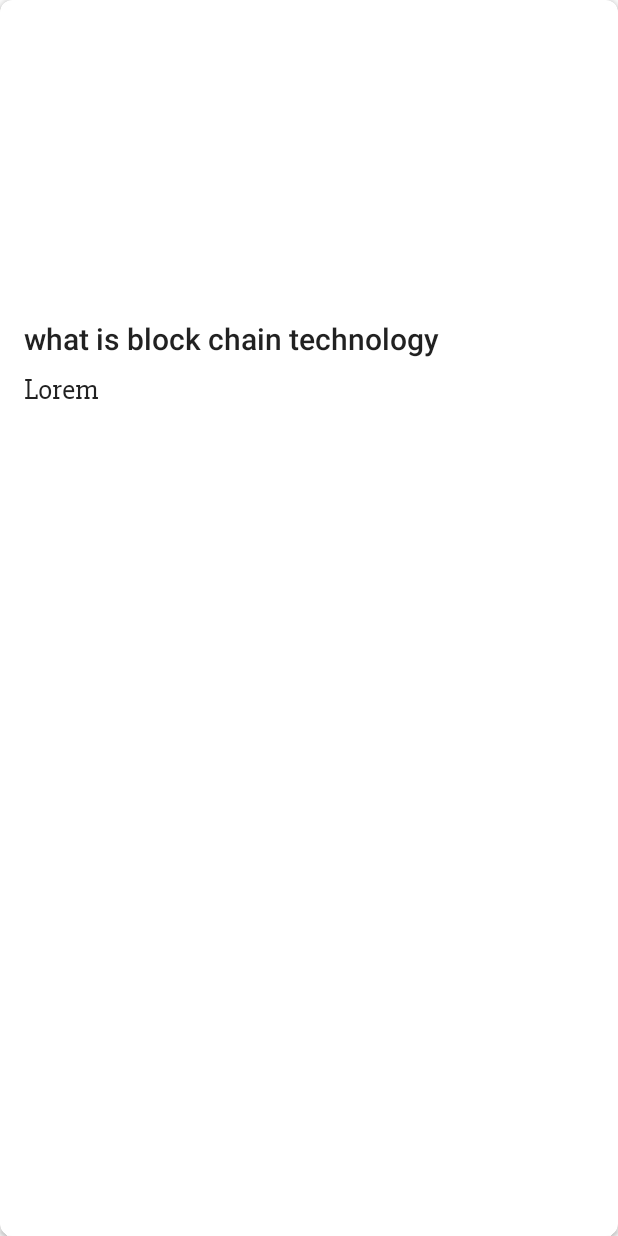
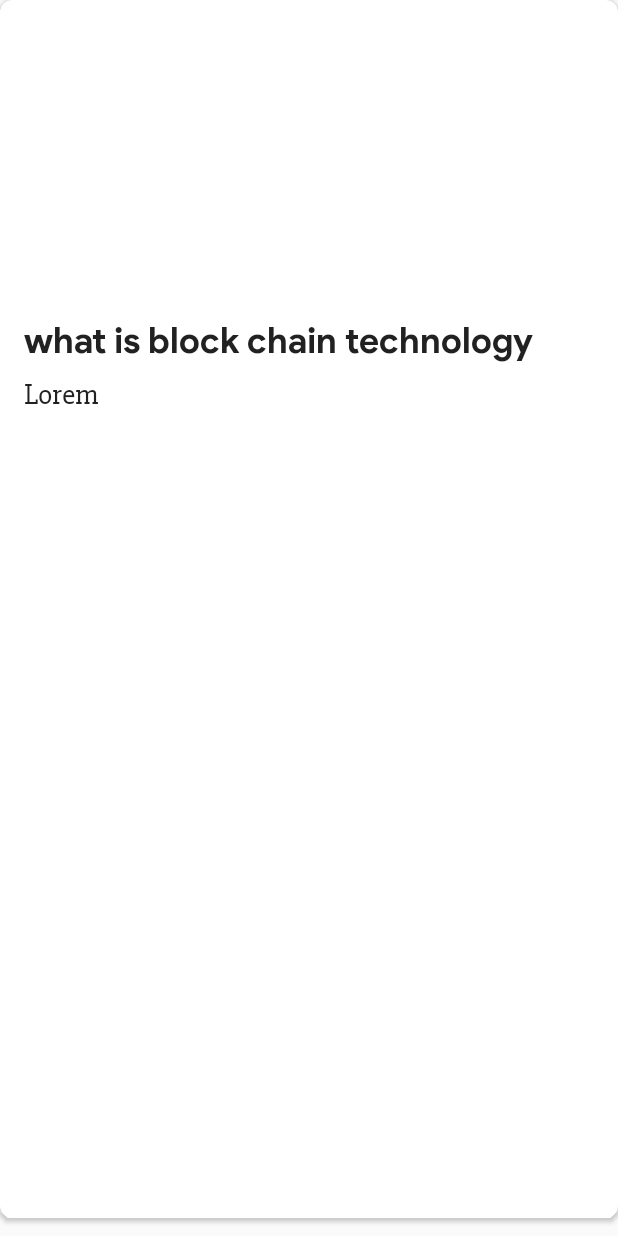
Before and after one commit to GOVINDDIXIT/IIITL-Student-APP, an Android app: the layout post_item.xml on its own in the app's theme, with its tools: preview values and no code run, on a phone screen of 412 x 824 dp. Run offline under Robolectric (Android 15) with nearby library versions, the phone set to English and light mode, and no system bars.

Commit message:
improve ui of posts

```diff
--- a/app/src/main/res/layout/activity_main.xml
+++ b/app/src/main/res/layout/activity_main.xml
@@ -23,6 +23,7 @@
         <android.support.v7.widget.RecyclerView
             android:id="@+id/postList"
             android:layout_width="match_parent"
+            android:background="@android:color/black"
             android:layout_height="match_parent">
         </android.support.v7.widget.RecyclerView>
 
--- a/app/src/main/res/layout/post_item.xml
+++ b/app/src/main/res/layout/post_item.xml
@@ -1,42 +1,49 @@
 <?xml version="1.0" encoding="utf-8"?>
 <android.support.v7.widget.CardView xmlns:android="http://schemas.android.com/apk/res/android"
+    xmlns:app="http://schemas.android.com/apk/res-auto"
     android:layout_width="match_parent"
     android:layout_height="match_parent"
-    xmlns:app="http://schemas.android.com/apk/res-auto"
+    android:elevation="6dp"
     android:padding="16dp"
     app:cardCornerRadius="8dp"
-    android:elevation="6dp">
+    android:layout_marginBottom="12dp">
+
     <LinearLayout
         android:layout_width="match_parent"
         android:layout_height="wrap_content"
         android:orientation="vertical"
         android:padding="16dp">
+
         <ImageView
             android:id="@+id/postImage"
             android:layout_width="match_parent"
             android:layout_height="180dp"
             android:adjustViewBounds="true"
-        android:scaleType="centerCrop"/>
+            android:scaleType="centerCrop" />
+
         <TextView
             android:id="@+id/postTitle"
+            style="@style/TextAppearance.AppCompat.Title"
             android:layout_width="match_parent"
             android:layout_height="wrap_content"
-        style="@style/TextAppearance.AppCompat.Title"
+            android:layout_marginTop="16dp"
             android:ellipsize="end"
             android:maxLines="2"
-        android:textSize="20sp"
+            android:fontFamily="@font/ps"
+            android:textStyle="bold"
             android:text="what is block chain technology"
-        android:layout_marginTop="16dp"/>
+            android:textSize="24sp" />
+
         <TextView
             android:id="@+id/postdescription"
+            style="@style/TextAppearance.AppCompat.Body2"
             android:layout_width="match_parent"
             android:layout_height="wrap_content"
-        android:maxLines="15"
+            android:layout_marginTop="8dp"
             android:ellipsize="end"
-        android:textSize="20sp"
+            android:fontFamily="@font/slabo"
+            android:maxLines="14"
             android:text="Lorem"
-        android:fontFamily="@font/slabo"
-        android:layout_marginTop="8dp"
-        style="@style/TextAppearance.AppCompat.Body2" />
+            android:textSize="20sp" />
     </LinearLayout>
 </android.support.v7.widget.CardView>
```
Also changed, not shown: app/src/main/res/layout/round_button.xml (deleted, +0 -9 lines), app/src/main/res/font/ps.ttf (added). Lines whose indentation alone changed are shown as unchanged.
